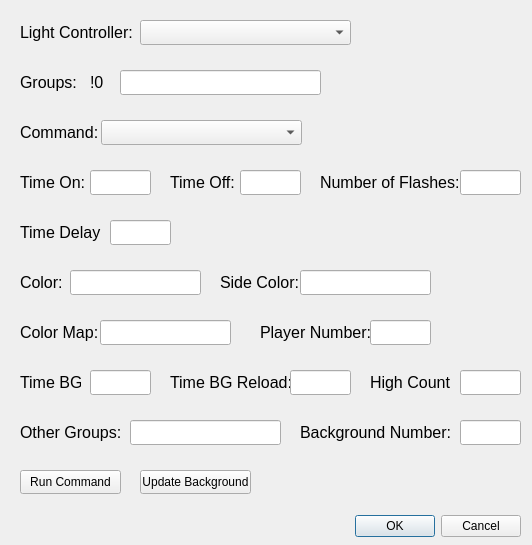
The window that Windows/testLightController.ui (6Bolt/Hook-Of-The-Reaper) describes before a commit, drawn with Qt 5.
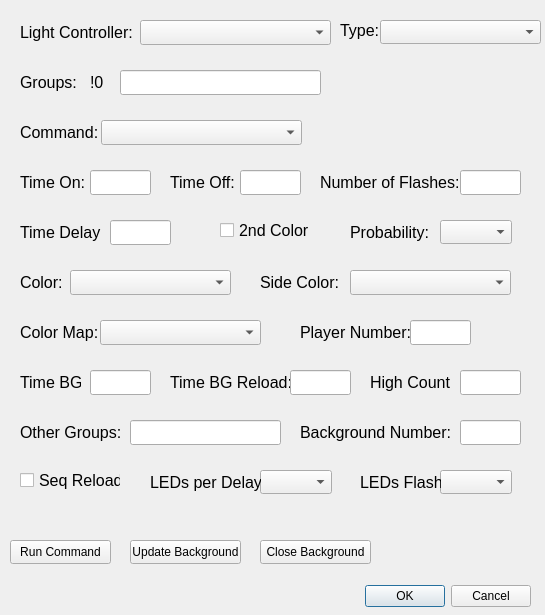
The same window after the commit.

Diff of the .ui file:
```diff
--- a/Windows/testLightController.ui
+++ b/Windows/testLightController.ui
@@ -6,8 +6,8 @@
    <rect>
     <x>0</x>
     <y>0</y>
-    <width>532</width>
-    <height>545</height>
+    <width>545</width>
+    <height>615</height>
    </rect>
   </property>
   <property name="windowTitle">
@@ -16,8 +16,8 @@
   <widget class="QDialogButtonBox" name="buttonBox">
    <property name="geometry">
     <rect>
-     <x>180</x>
-     <y>510</y>
+     <x>190</x>
+     <y>580</y>
      <width>341</width>
      <height>32</height>
     </rect>
@@ -52,7 +52,7 @@
     <rect>
      <x>140</x>
      <y>20</y>
-     <width>211</width>
+     <width>191</width>
      <height>25</height>
     </rect>
    </property>
@@ -298,25 +298,10 @@
     <string>Color:</string>
    </property>
   </widget>
-  <widget class="QLineEdit" name="colorLineEdit">
-   <property name="geometry">
-    <rect>
-     <x>70</x>
-     <y>270</y>
-     <width>131</width>
-     <height>25</height>
-    </rect>
-   </property>
-   <property name="font">
-    <font>
-     <pointsize>12</pointsize>
-    </font>
-   </property>
-  </widget>
   <widget class="QLabel" name="sideColor">
    <property name="geometry">
     <rect>
-     <x>220</x>
+     <x>260</x>
      <y>270</y>
      <width>81</width>
      <height>25</height>
@@ -331,21 +316,6 @@
     <string>Side Color:</string>
    </property>
   </widget>
-  <widget class="QLineEdit" name="sideColorLineEdit">
-   <property name="geometry">
-    <rect>
-     <x>300</x>
-     <y>270</y>
-     <width>131</width>
-     <height>25</height>
-    </rect>
-   </property>
-   <property name="font">
-    <font>
-     <pointsize>12</pointsize>
-    </font>
-   </property>
-  </widget>
   <widget class="QLabel" name="Color_2">
    <property name="geometry">
     <rect>
@@ -364,26 +334,11 @@
     <string>Color Map:</string>
    </property>
   </widget>
-  <widget class="QLineEdit" name="colorMapLineEdit">
-   <property name="geometry">
-    <rect>
-     <x>100</x>
-     <y>320</y>
-     <width>131</width>
-     <height>25</height>
-    </rect>
-   </property>
-   <property name="font">
-    <font>
-     <pointsize>12</pointsize>
-    </font>
-   </property>
-  </widget>
   <widget class="QPushButton" name="pushButton">
    <property name="geometry">
     <rect>
-     <x>20</x>
-     <y>470</y>
+     <x>10</x>
+     <y>540</y>
      <width>101</width>
      <height>24</height>
     </rect>
@@ -527,7 +482,7 @@
   <widget class="QLabel" name="playerNumber">
    <property name="geometry">
     <rect>
-     <x>260</x>
+     <x>300</x>
      <y>320</y>
      <width>111</width>
      <height>25</height>
@@ -545,7 +500,7 @@
   <widget class="QLineEdit" name="playerNumberLineEdit">
    <property name="geometry">
     <rect>
-     <x>370</x>
+     <x>410</x>
      <y>320</y>
      <width>61</width>
      <height>25</height>
@@ -593,8 +548,8 @@
   <widget class="QPushButton" name="updateBG">
    <property name="geometry">
     <rect>
-     <x>140</x>
-     <y>470</y>
+     <x>130</x>
+     <y>540</y>
      <width>111</width>
      <height>24</height>
     </rect>
@@ -603,6 +558,197 @@
     <string>Update Background</string>
    </property>
   </widget>
+  <widget class="QComboBox" name="colorComboBox">
+   <property name="geometry">
+    <rect>
+     <x>70</x>
+     <y>270</y>
+     <width>161</width>
+     <height>25</height>
+    </rect>
+   </property>
+  </widget>
+  <widget class="QComboBox" name="sideColorComboBox">
+   <property name="geometry">
+    <rect>
+     <x>350</x>
+     <y>270</y>
+     <width>161</width>
+     <height>25</height>
+    </rect>
+   </property>
+  </widget>
+  <widget class="QComboBox" name="colorMapComboBox">
+   <property name="geometry">
+    <rect>
+     <x>100</x>
+     <y>320</y>
+     <width>161</width>
+     <height>25</height>
+    </rect>
+   </property>
+  </widget>
+  <widget class="QLabel" name="typeLabel">
+   <property name="geometry">
+    <rect>
+     <x>340</x>
+     <y>10</y>
+     <width>41</width>
+     <height>41</height>
+    </rect>
+   </property>
+   <property name="font">
+    <font>
+     <pointsize>12</pointsize>
+    </font>
+   </property>
+   <property name="text">
+    <string>Type:</string>
+   </property>
+  </widget>
+  <widget class="QComboBox" name="typeComboBox">
+   <property name="geometry">
+    <rect>
+     <x>380</x>
+     <y>20</y>
+     <width>161</width>
+     <height>24</height>
+    </rect>
+   </property>
+  </widget>
+  <widget class="QCheckBox" name="color2ndCheckBox">
+   <property name="geometry">
+    <rect>
+     <x>220</x>
+     <y>220</y>
+     <width>91</width>
+     <height>21</height>
+    </rect>
+   </property>
+   <property name="font">
+    <font>
+     <pointsize>12</pointsize>
+    </font>
+   </property>
+   <property name="text">
+    <string>2nd Color</string>
+   </property>
+  </widget>
+  <widget class="QComboBox" name="propComboBox">
+   <property name="geometry">
+    <rect>
+     <x>440</x>
+     <y>220</y>
+     <width>72</width>
+     <height>24</height>
+    </rect>
+   </property>
+  </widget>
+  <widget class="QLabel" name="probabilityLabel">
+   <property name="geometry">
+    <rect>
+     <x>350</x>
+     <y>220</y>
+     <width>81</width>
+     <height>25</height>
+    </rect>
+   </property>
+   <property name="font">
+    <font>
+     <pointsize>12</pointsize>
+    </font>
+   </property>
+   <property name="text">
+    <string>Probability:</string>
+   </property>
+  </widget>
+  <widget class="QCheckBox" name="seqReloadCheckBox">
+   <property name="geometry">
+    <rect>
+     <x>20</x>
+     <y>470</y>
+     <width>101</width>
+     <height>21</height>
+    </rect>
+   </property>
+   <property name="font">
+    <font>
+     <pointsize>12</pointsize>
+    </font>
+   </property>
+   <property name="text">
+    <string>Seq Reload</string>
+   </property>
+  </widget>
+  <widget class="QComboBox" name="numLEDsComboBox">
+   <property name="geometry">
+    <rect>
+     <x>260</x>
+     <y>470</y>
+     <width>72</width>
+     <height>24</height>
+    </rect>
+   </property>
+  </widget>
+  <widget class="QLabel" name="ledsDelayLabel">
+   <property name="geometry">
+    <rect>
+     <x>150</x>
+     <y>470</y>
+     <width>111</width>
+     <height>25</height>
+    </rect>
+   </property>
+   <property name="font">
+    <font>
+     <pointsize>12</pointsize>
+    </font>
+   </property>
+   <property name="text">
+    <string>LEDs per Delay:</string>
+   </property>
+  </widget>
+  <widget class="QComboBox" name="ledsFlashComboBox">
+   <property name="geometry">
+    <rect>
+     <x>440</x>
+     <y>470</y>
+     <width>72</width>
+     <height>24</height>
+    </rect>
+   </property>
+  </widget>
+  <widget class="QLabel" name="ledsFlashLabel">
+   <property name="geometry">
+    <rect>
+     <x>360</x>
+     <y>470</y>
+     <width>81</width>
+     <height>25</height>
+    </rect>
+   </property>
+   <property name="font">
+    <font>
+     <pointsize>12</pointsize>
+    </font>
+   </property>
+   <property name="text">
+    <string>LEDs Flash:</string>
+   </property>
+  </widget>
+  <widget class="QPushButton" name="closeBG">
+   <property name="geometry">
+    <rect>
+     <x>260</x>
+     <y>540</y>
+     <width>111</width>
+     <height>24</height>
+    </rect>
+   </property>
+   <property name="text">
+    <string>Close Background</string>
+   </property>
+  </widget>
  </widget>
  <resources/>
  <connections>
```
